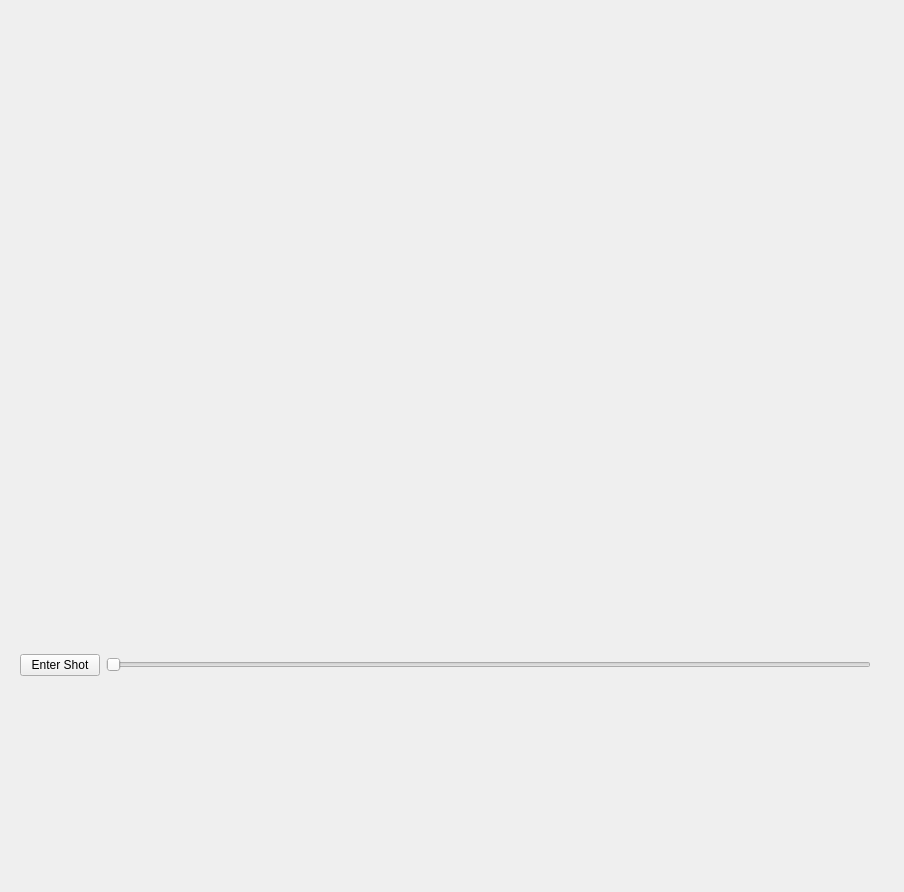
Before: the Qt Designer form frontend/ShotModePage.ui in YCP-Rev-Metrix/BallSpinner-Controller-v2, drawn with Qt 5.
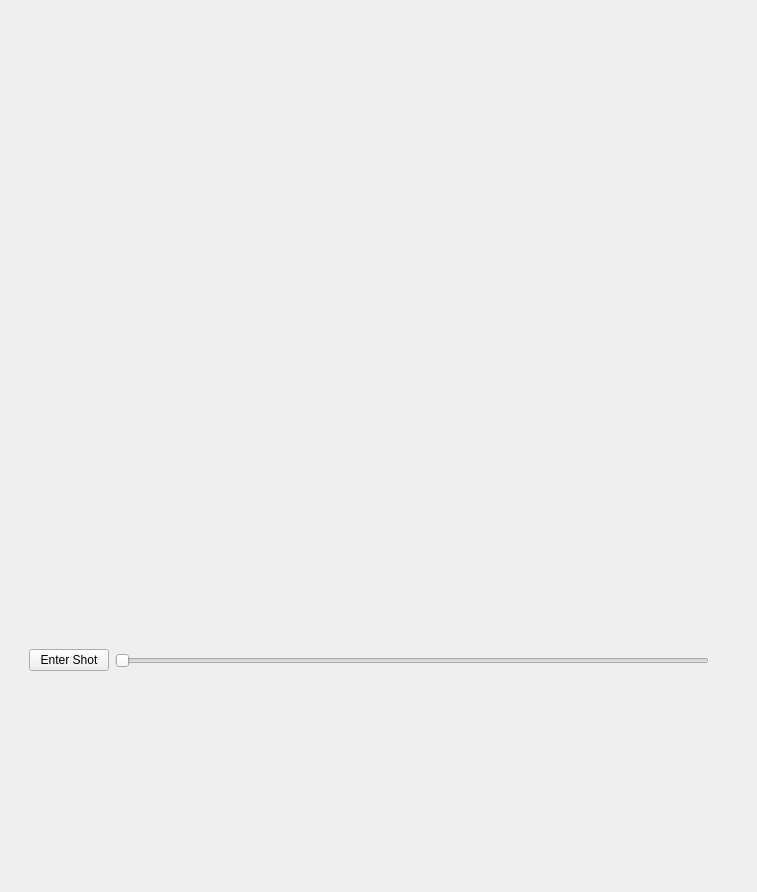
After: the same form once the commit is applied. Custom widgets are drawn as their Qt base class.

Commit message: ShotMode Smart dot connection widget

The edit to the form file:
```diff
--- a/frontend/ShotModePage.ui
+++ b/frontend/ShotModePage.ui
@@ -6,17 +6,20 @@
    <rect>
     <x>0</x>
     <y>0</y>
-    <width>904</width>
+    <width>757</width>
     <height>892</height>
    </rect>
   </property>
   <property name="windowTitle">
    <string>Form</string>
   </property>
+  <layout class="QHBoxLayout" name="horizontalLayout">
+   <item>
+    <widget class="QWidget" name="widget" native="true">
   <layout class="QVBoxLayout" name="verticalLayout">
    <item>
     <widget class="QWidget" name="widget_4" native="true">
-     <layout class="QHBoxLayout" name="horizontalLayout">
+        <layout class="QHBoxLayout" name="horizontalLayout_2">
       <item>
        <widget class="InputGraph" name="inputGraph_RPM" native="true"/>
       </item>
@@ -31,7 +34,7 @@
    </item>
    <item>
     <widget class="QWidget" name="widget_5" native="true">
-     <layout class="QHBoxLayout" name="horizontalLayout_2">
+        <layout class="QHBoxLayout" name="horizontalLayout_3">
       <item>
        <widget class="QPushButton" name="btnStartShot">
         <property name="text">
@@ -58,6 +61,12 @@
    </item>
   </layout>
  </widget>
+   </item>
+   <item>
+    <widget class="SmartDotConnectWidget" name="SmartDotConnectWidget" native="true"/>
+   </item>
+  </layout>
+ </widget>
  <customwidgets>
   <customwidget>
    <class>InputGraph</class>
@@ -65,6 +74,12 @@
     <header>frontend.InputGraph</header>
    <container>1</container>
   </customwidget>
+  <customwidget>
+   <class>SmartDotConnectWidget</class>
+   <extends>QWidget</extends>
+   <header>frontend.SmartDotConnectWidget</header>
+   <container>1</container>
+  </customwidget>
  </customwidgets>
  <resources/>
  <connections/>
```
Lines whose indentation alone changed are shown as unchanged. The commit also changes 1 other file.
